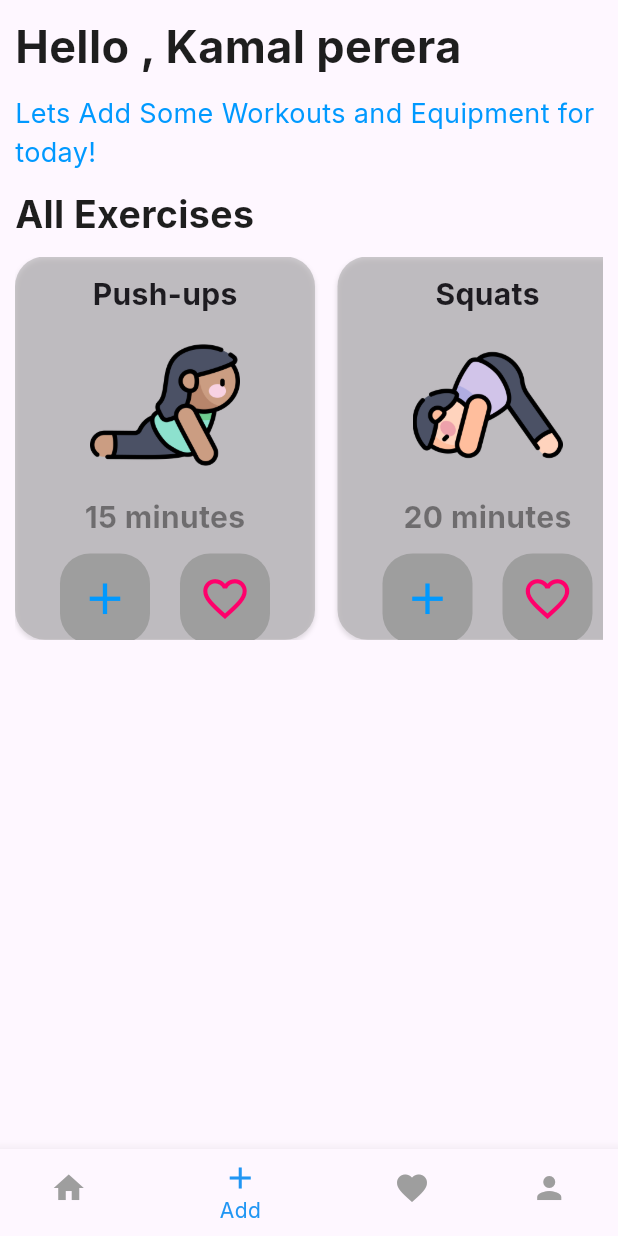
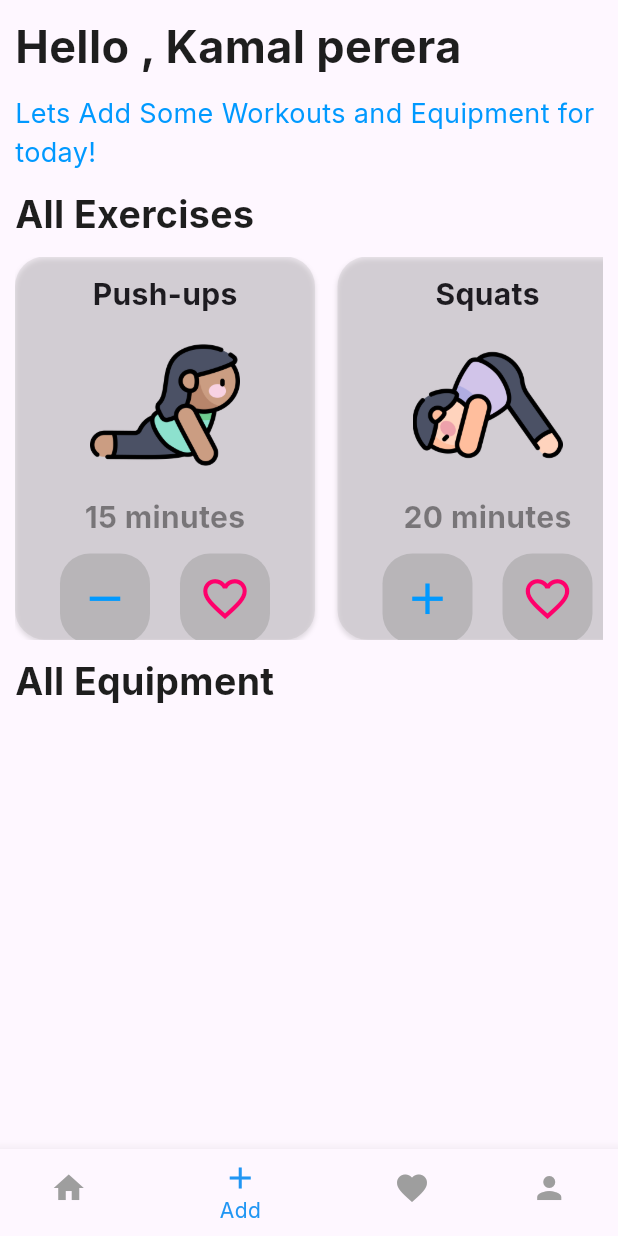
Before and after one commit to S-Dulanjana/Workout-Planner, a Flutter app: the screen it shows after launch, item 2 of the bottom bar chosen, after a tap on the "add" icon, on a phone screen of 412 x 824 dp. Run offline on Flutter 3.47's test engine with Material 3 defaults, Android fonts, the phone set to English and light mode, and no system bars; our stand-ins replace google_fonts.

Commit message:
allow to add and favourite exercises

```diff
--- a/lib/models/user_model.dart
+++ b/lib/models/user_model.dart
@@ -29,4 +29,26 @@ class User {
     required this.favouriteExerciseList,
     required this.favouriteEquipmentList,
   });
+
+  //methodes
+
+  //methode to add new exercise to the list
+  void addExercise(Exercise exercise) {
+    exerciseList.add(exercise);
+  }
+
+  //method to remove the exercise fromm the exxrcise list
+  void removeExercise(Exercise exercise) {
+    exerciseList.remove(exercise);
+  }
+
+  //method for add favourite
+  void addFavourite(Exercise exercise) {
+    favouriteExerciseList.add(exercise);
+  }
+
+  //method for remove from favourite
+  void removeFavourite(Exercise exercise) {
+    favouriteExerciseList.remove(exercise);
+  }
 }
--- a/lib/pages/add_new_page.dart
+++ b/lib/pages/add_new_page.dart
@@ -70,8 +70,43 @@ class _AddNewState extends State<AddNew> {
                         exerciseTitle: exercise.exerciseName,
                         imageUrl: exercise.exerciseImageUrl,
                         noOFMinuites: exercise.noOfMinuites,
+                        isAdded: userData.exerciseList.contains(exercise),
+                        toggleAddExercise: () {
+                          setState(() {
+                            if (userData.exerciseList.contains(exercise)) {
+                              userData.removeExercise(exercise);
+                            } else {
+                              userData.addExercise(exercise);
+                            }
+                            ;
+                          });
+                        },
+                        isFav: userData.favouriteExerciseList.contains(
+                          exercise,
+                        ),
+                        toggleAddFavouriteExercise: () {
+                          setState(() {
+                            if (userData.favouriteExerciseList.contains(
+                              exercise,
+                            )) {
+                              userData.removeFavourite(exercise);
+                            } else {
+                              userData.addFavourite(exercise);
+                            }
+                          });
+                        },
                       );
                     },
+                  ),
+                ),
+
+                SizedBox(height: 10),
+                Text(
+                  "All Equipment",
+                  style: TextStyle(
+                    fontSize: 25,
+                    fontWeight: FontWeight.bold,
+                    color: kMainBlackColor,
                   ),
                 ),
               ],
--- a/lib/widgets/add_exercise_card.dart
+++ b/lib/widgets/add_exercise_card.dart
@@ -6,11 +6,20 @@ class AddExerciseCard extends StatefulWidget {
   final String exerciseTitle;
   final String imageUrl;
   final int noOFMinuites;
+  final void Function() toggleAddExercise;
+  final void Function() toggleAddFavouriteExercise;
+  final bool isAdded;
+  final bool isFav;
+
   const AddExerciseCard({
     super.key,
     required this.exerciseTitle,
     required this.imageUrl,
     required this.noOFMinuites,
+    required this.toggleAddExercise,
+    required this.isAdded,
+    required this.toggleAddFavouriteExercise,
+    required this.isFav,
   });
 
   @override
@@ -27,7 +36,7 @@ class _AddExerciseCardState extends State<AddExerciseCard> {
       decoration: BoxDecoration(
         borderRadius: BorderRadius.circular(20),
         // ignore: deprecated_member_use
-        color: kSubTitleColor.withOpacity(0.5),
+        color: kSubTitleColor.withOpacity(0.2),
         boxShadow: [
           BoxShadow(color: Colors.black12, offset: Offset(0, 2), blurRadius: 2),
         ],
@@ -51,6 +60,7 @@ class _AddExerciseCardState extends State<AddExerciseCard> {
               style: TextStyle(
                 fontSize: 20,
                 fontWeight: FontWeight.bold,
+                // ignore: deprecated_member_use
                 color: kMainBlackColor.withOpacity(0.5),
               ),
             ),
@@ -64,12 +74,19 @@ class _AddExerciseCardState extends State<AddExerciseCard> {
                   height: 60,
                   decoration: BoxDecoration(
                     borderRadius: BorderRadius.circular(20),
-                    color: kSubTitleColor,
+                    // ignore: deprecated_member_use
+                    color: kSubTitleColor.withOpacity(0.5),
                   ),
                   child: Center(
                     child: IconButton(
-                      onPressed: () {},
-                      icon: Icon(Icons.add, color: kMainColor, size: 35),
+                      onPressed: () {
+                        widget.toggleAddExercise();
+                      },
+                      icon: Icon(
+                        widget.isAdded ? Icons.remove : Icons.add,
+                        color: kMainColor,
+                        size: 35,
+                      ),
                     ),
                   ),
                 ),
@@ -79,13 +96,15 @@ class _AddExerciseCardState extends State<AddExerciseCard> {
                   height: 60,
                   decoration: BoxDecoration(
                     borderRadius: BorderRadius.circular(20),
-                    color: kSubTitleColor,
+                    color: kSubTitleColor.withOpacity(0.5),
                   ),
                   child: Center(
                     child: IconButton(
-                      onPressed: () {},
+                      onPressed: () {
+                        widget.toggleAddFavouriteExercise();
+                      },
                       icon: Icon(
-                        Icons.favorite_border,
+                        widget.isFav ? Icons.favorite : Icons.favorite_border,
                         color: kMainLightPinkColor,
                         size: 35,
                       ),
```
